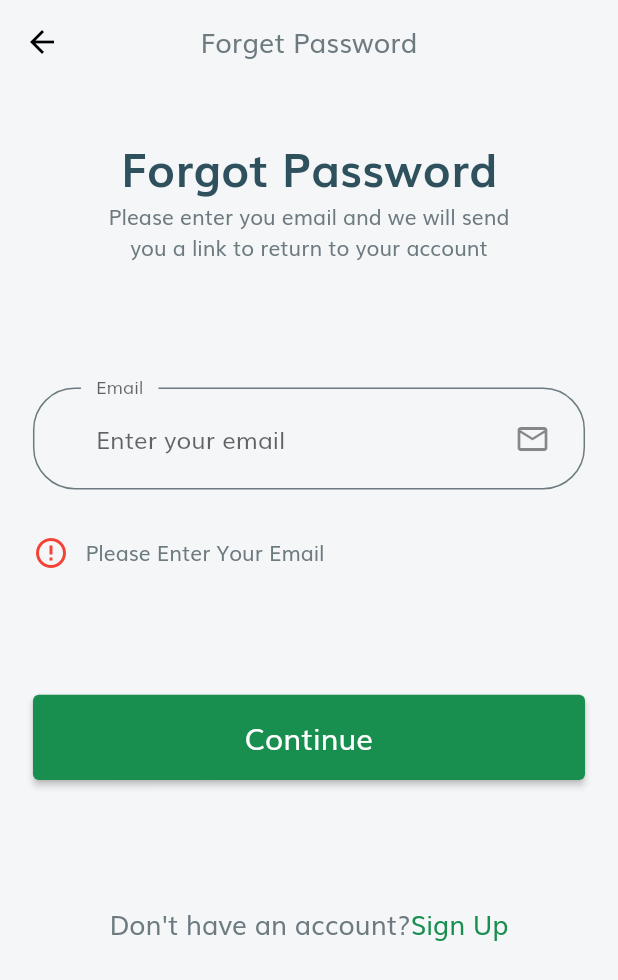
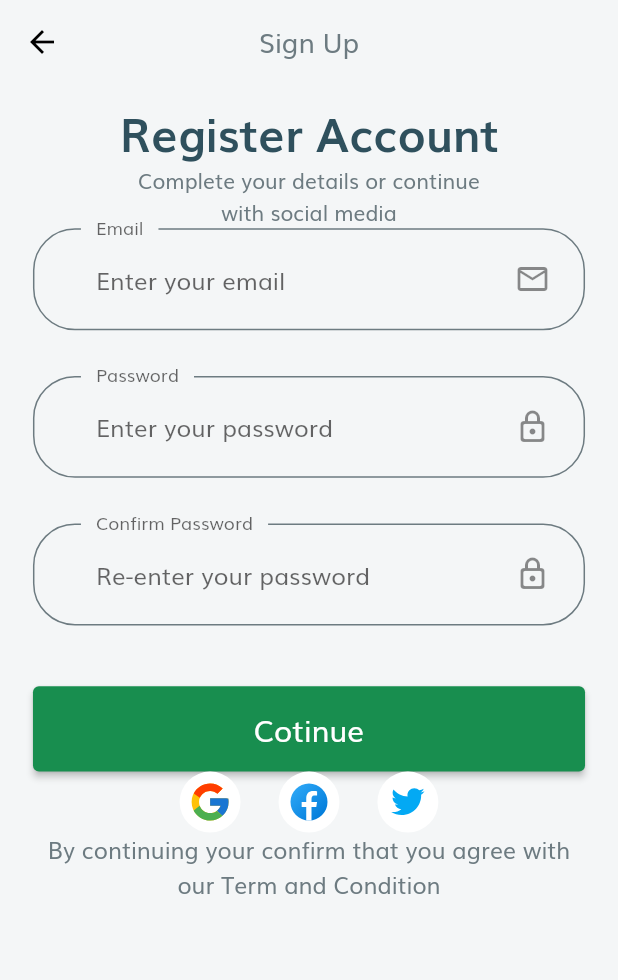
Before and after one commit to Mudennn/Denai_app, a Flutter app: the ForgotPasswordPage screen opened by its route, after a tap on "Continue", after a tap on "Sign Up", on a phone screen of 412 x 824 dp. Shown: the top 980 px of the screen. Run offline on Flutter 3.47's test engine with Material 2 defaults, Android fonts, the light colour scheme and no system bars; our stand-ins replace bloc, equatable, flutter_bloc, flutter_svg.

Commit message:
Sign up page v1

```diff
--- a/lib/components/no_account_text.dart
+++ b/lib/components/no_account_text.dart
@@ -1,4 +1,5 @@
 import 'package:denai_app/pages/forgot_password/forgot_password_page.dart';
+import 'package:denai_app/pages/sign_up/sign_up_page.dart';
 import 'package:flutter/material.dart';
 
 import '../constant.dart';
@@ -21,7 +22,7 @@ class NoAccountText extends StatelessWidget {
           ),
         ),
         GestureDetector(
-          onTap: () {},
+          onTap: () => Navigator.popAndPushNamed(context, SignUpPage.routeName),
           child: Text(
             "Sign Up",
             style: TextStyle(
--- a/lib/constant.dart
+++ b/lib/constant.dart
@@ -1,4 +1,6 @@
 import 'package:flutter/material.dart';
+
+import 'size_config.dart';
 
 const buttonColor = Color(0xFF188e4f);
 const headingColor = Color(0xFF2f505d);
@@ -8,8 +10,15 @@ const whiteColor = Color(0xFFF4f6f7);
 
 const animationDuration = Duration(milliseconds: 200);
 
+final headingStyle = TextStyle(
+    color: headingColor,
+    fontSize: getProportionateScreenWidth(28),
+    fontWeight: FontWeight.bold,
+    height: 1.5);
+
 // Form Error
-final RegExp emailValidatorRegExp = RegExp(r"^[a-zA-Z0-9.]+@[a-zA-Z0-9]+\.[a-zA-Z]");
+final RegExp emailValidatorRegExp =
+    RegExp(r"^[a-zA-Z0-9.]+@[a-zA-Z0-9]+\.[a-zA-Z]");
 const String emailNullError = "Please Enter Your Email";
 const String invalidEmailError = "Please Enter Valid Email";
 const String passNullError = "Please Enter Your Password";
--- a/lib/main.dart
+++ b/lib/main.dart
@@ -1,3 +1,4 @@
+import 'package:denai_app/pages/navpages/main_page.dart';
 import 'package:denai_app/pages/welcompages/welcome_page.dart';
 import 'package:denai_app/routes.dart';
 import 'package:denai_app/theme.dart';
@@ -22,7 +23,7 @@ class MyApp extends StatelessWidget {
       theme: theme(),
       initialRoute: WelcomePage.routeName,
       routes: routes,
-      // home: const WelcomePageV2()
+      // home: const MainPage()
       // home: BlocProvider<AppCubits>(
       //   create:(context) => AppCubits(),
       //   child: AppCubitLogics(),
--- /dev/null
+++ b/lib/pages/sign_up/components/body.dart
@@ -0,0 +1,247 @@
+import 'package:denai_app/components/default_button.dart';
+import 'package:denai_app/components/social_icon.dart';
+import 'package:flutter/material.dart';
+
+import '../../../constant.dart';
+import '../../../size_config.dart';
+
+class Body extends StatelessWidget {
+  const Body({super.key});
+
+  @override
+  Widget build(BuildContext context) {
+    return SizedBox(
+      width: double.infinity,
+      child: Padding(
+        padding:
+            EdgeInsets.symmetric(horizontal: getProportionateScreenWidth(20)),
+        child: Column(
+          children: [
+            SizedBox(
+              height: SizeConfig.screenHeight * 0.01,
+            ),
+            // Tittle
+            Text("Register Account", style: headingStyle),
+            const Text(
+              "Complete your details or continue \nwith social media",
+              textAlign: TextAlign.center,
+              style: TextStyle(color: textColor),
+            ),
+            SignUpForm(),
+
+            Row(
+              mainAxisAlignment: MainAxisAlignment.center,
+              children: [
+                SocialCard(
+                  icon: "assets/image/icons8-google.svg",
+                  press: () {},
+                ),
+                SocialCard(
+                  icon: "assets/image/icons8-facebook.svg",
+                  press: () {},
+                ),
+                SocialCard(
+                  icon: "assets/image/icons8-twitter.svg",
+                  press: () {},
+                ),
+              ],
+            ),
+            Text(
+              "By continuing your confirm that you agree with our Term and Condition",
+              textAlign: TextAlign.center,
+              style: TextStyle(
+                color: textColor,
+                fontSize: getProportionateScreenWidth(14),
+              ),
+            )
+          ],
+        ),
+      ),
+    );
+  }
+}
+
+class SignUpForm extends StatefulWidget {
+  const SignUpForm({super.key});
+
+  @override
+  State<SignUpForm> createState() => _SignUpFormState();
+}
+
+class _SignUpFormState extends State<SignUpForm> {
+  final _formKey = GlobalKey<FormState>();
+  final List<String> errors = [];
+  late String email;
+  late String password;
+  late String confirm_password;
+
+  // void addError({required String error}) {
+  //   if (!errors.contains(error)) {
+  //     setState(() {
+  //       errors.add(error);
+  //     });
+  //   }
+  // }
+
+  // void removeError({required String error}) {
+  //   if (!errors.contains(error)) {
+  //     setState(() {
+  //       errors.remove(error);
+  //     });
+  //   }
+  // }
+
+  @override
+  Widget build(BuildContext context) {
+    return Form(
+      key: _formKey,
+      child: Column(
+        children: [
+          buildEmailFormField(),
+          SizedBox(
+            height: getProportionateScreenHeight(30),
+          ),
+          buildPasswordFormField(),
+          SizedBox(
+            height: getProportionateScreenHeight(30),
+          ),
+          buildConfirmPasswordFormField(),
+          SizedBox(
+            height: getProportionateScreenHeight(40),
+          ),
+          DefaultButton(text: "Cotinue", press: () {}),
+        ],
+      ),
+    );
+  }
+
+  TextFormField buildConfirmPasswordFormField() {
+    return TextFormField(
+      onSaved: (newValue) => confirm_password = newValue!,
+      onChanged: (value) {
+        if (password == confirm_password && errors.contains(matchPassError)) {
+          setState(() {
+            errors.remove(passNullError);
+          });
+        }
+        return;
+      },
+      validator: (value) {
+        if (value!.isEmpty && !errors.contains(matchPassError)) {
+          // setState(() {
+          //   errors.add(passNullError);
+          // });
+          return "";
+        } else if (password != confirm_password &&
+            !errors.contains(matchPassError)) {
+          setState(() {
+            errors.add(matchPassError);
+          });
+          return "";
+        }
+        return null;
+      },
+      obscureText: true,
+      decoration: InputDecoration(
+        labelText: "Confirm Password",
+        hintText: "Re-enter your password",
+        floatingLabelBehavior: FloatingLabelBehavior.always,
+        suffixIcon: Padding(
+          padding: EdgeInsets.fromLTRB(0, getProportionateScreenWidth(20),
+              getProportionateScreenWidth(20), getProportionateScreenWidth(20)),
+          child: const Icon(Icons.lock_outline_rounded),
+        ),
+      ),
+    );
+  }
+
+  TextFormField buildPasswordFormField() {
+    return TextFormField(
+      onSaved: (newValue) => password = newValue!,
+      onChanged: (value) {
+        if (value.isNotEmpty && errors.contains(passNullError)) {
+          setState(() {
+            errors.remove(passNullError);
+          });
+        } else if (value.length >= 8 && errors.contains(shortPassError)) {
+          setState(() {
+            errors.remove(shortPassError);
+          });
+        }
+        password = value;
+        return;
+      },
+      validator: (value) {
+        if (value!.isEmpty && !errors.contains(passNullError)) {
+          setState(() {
+            errors.add(passNullError);
+          });
+          return "";
+        } else if (value.length < 8 && !errors.contains(shortPassError)) {
+          setState(() {
+            errors.add(shortPassError);
+          });
+          return "";
+        }
+        return null;
+      },
+      obscureText: true,
+      decoration: InputDecoration(
+        labelText: "Password",
+        hintText: "Enter your password",
+        floatingLabelBehavior: FloatingLabelBehavior.always,
+        suffixIcon: Padding(
+          padding: EdgeInsets.fromLTRB(0, getProportionateScreenWidth(20),
+              getProportionateScreenWidth(20), getProportionateScreenWidth(20)),
+          child: const Icon(Icons.lock_outline_rounded),
+        ),
+      ),
+    );
+  }
+
+  TextFormField buildEmailFormField() {
+    return TextFormField(
+      keyboardType: TextInputType.emailAddress,
+      onSaved: (newValue) => email = newValue!,
+      onChanged: (value) {
+        if (value.isNotEmpty && errors.contains(emailNullError)) {
+          setState(() {
+            errors.remove(emailNullError);
+          });
+        } else if (emailValidatorRegExp.hasMatch(value) &&
+            errors.contains(invalidEmailError)) {
+          setState(() {
+            errors.remove(invalidEmailError);
+          });
+        }
+        return;
+      },
+      validator: (value) {
+        if (value!.isEmpty && !errors.contains(emailNullError)) {
+          setState(() {
+            errors.add(emailNullError);
+          });
+          return "";
+        } else if (!emailValidatorRegExp.hasMatch(value) &&
+            !errors.contains(invalidEmailError)) {
+          setState(() {
+            errors.add(invalidEmailError);
+          });
+          return "";
+        }
+        return null;
+      },
+      decoration: InputDecoration(
+        labelText: "Email",
+        hintText: "Enter your email",
+        floatingLabelBehavior: FloatingLabelBehavior.always,
+        // suffixIcon: CustomeSurffixIcon(),
+        suffixIcon: Padding(
+          padding: EdgeInsets.fromLTRB(0, getProportionateScreenWidth(20),
+              getProportionateScreenWidth(20), getProportionateScreenWidth(20)),
+          child: const Icon(Icons.email_outlined),
+        ),
+      ),
+    );
+  }
+}
--- /dev/null
+++ b/lib/pages/sign_up/sign_up_page.dart
@@ -0,0 +1,24 @@
+import 'package:flutter/material.dart';
+
+import '../../constant.dart';
+import 'components/body.dart';
+
+class SignUpPage extends StatelessWidget {
+  static String routeName = "/sign_up";
+
+  const SignUpPage({super.key});
+
+  @override
+  Widget build(BuildContext context) {
+    return Scaffold(
+      appBar: AppBar(
+        title: const Text(
+          "Sign Up",
+          style: TextStyle(color: textColor, fontSize: 18),
+        ),
+        centerTitle: true,
+      ),
+      body: Body(),
+    );
+  }
+}
--- a/lib/routes.dart
+++ b/lib/routes.dart
@@ -1,6 +1,8 @@
 import 'package:denai_app/pages/forgot_password/forgot_password_page.dart';
+import 'package:denai_app/pages/home_page.dart';
 import 'package:denai_app/pages/login_success/login_success_page.dart';
 import 'package:denai_app/pages/sign_in/sign_in_screen.dart';
+import 'package:denai_app/pages/sign_up/sign_up_page.dart';
 import 'package:denai_app/pages/welcompages/welcome_page.dart';
 import 'package:flutter/widgets.dart';
 
@@ -11,4 +13,6 @@ final Map<String, WidgetBuilder> routes = {
   SignInScreen.routeName:(context) => SignInScreen(),
   ForgotPasswordPage.routeName:(context) => ForgotPasswordPage(),
   LoginSuccessPage.routeName:(context) => LoginSuccessPage(),
+  SignUpPage.routeName: (context) => SignUpPage(),
+  HomePage.routeName: (context) => HomePage()
 };
```
Also changed, not shown: lib/pages/home_page.dart (+9 -6 lines), lib/pages/login_success/component/body.dart (+5 -2 lines), lib/pages/sign_in/components/sign_in_form.dart (+16 -0 lines).
